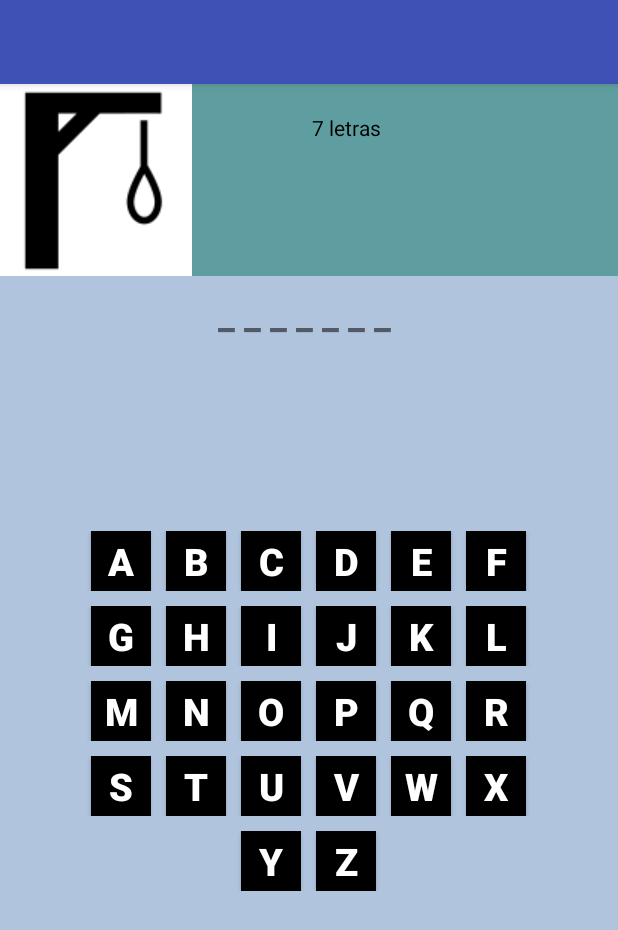
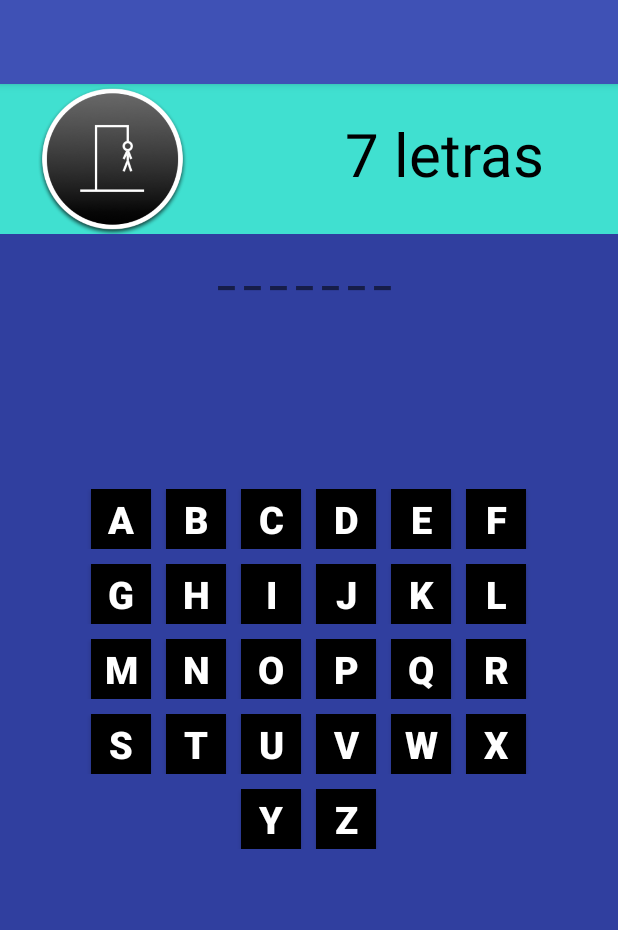
Before and after one commit to DavidBitencourt/Jogo-da-Forca, an Android app: the MainActivity screen opened directly, with no data from a screen before it, on a phone screen of 412 x 824 dp. Shown: the top 930 px of the screen. Run offline under Robolectric (Android 15) with nearby library versions, the phone set to English and light mode, and no system bars.

Commit message:
Segunda commit

```diff
--- a/app/src/main/java/br/com/senaijandira/forca/MainActivity.java
+++ b/app/src/main/java/br/com/senaijandira/forca/MainActivity.java
@@ -46,46 +46,33 @@ public class MainActivity extends AppCompatActivity {
 
     StringBuilder palavraEscondida = new StringBuilder();
 
-
-    // Método que inicia o jogo
     public void iniciarJogo() {
 
 
-        // Criando um Random
         random = new Random();
 
-        // qtdDicas recebe o tamanho do vetor
         qtdDicas = dica.length;
 
-        // indiceDica recebe um indice sorteado do vetor dicas
+
         indiceDica = random.nextInt(qtdDicas);
 
-        // qtdPalavras recebe o tamanho das colunas da matriz
         qtdPalavras = palavra[0].length;
 
-        // indiceSorteio recebe um indice sorteado do vetor
         sortearPalavra = random.nextInt(qtdPalavras);
 
-        // palavraSorteada recebe a palavra referente a linha com indiceDica, coluna com indiceSorteio e com todas as letras maiúsculas
         palavraSorteada = palavra[indiceDica][sortearPalavra].toUpperCase();
 
-        // Loop que conta até o tamanho da palavra sorteada
         for (int i = 0; i < palavraSorteada.length(); i++) {
 
-            // A cada volta do loop, acrescenta um "_ " na palavraEscondida através do método append que concatena strings
             palavraEscondida.append("_ ");
 
         }
 
-        // Exibindo na tela as letras escondidas da palavra
+
         txtPalavra.setText(palavraEscondida.toString());
 
-
-        // Exibindo a quantidade de letras na palavra
         txtLetras.setText(palavraSorteada.length() + " letras");
 
-
-        //iniciar a música
         mediaPlayer = MediaPlayer.create(this, R.raw.super_mario_world);
         mediaPlayer.start();
 
@@ -94,34 +81,24 @@ public class MainActivity extends AppCompatActivity {
     }
 
 
-    // Método que é chamado com o clique dos botões de A-Z
     public void pegarLetra(View view) {
 
-        // botao recebe a view que foi clicada na tela
         Button botao = (Button) view;
 
-        // letra recebe o texto que está no botão clicado
         String letra = botao.getText().toString();
 
-
-        // compararAcertos recebe acertos
         compararAcertos = acertos;
 
-        // Loop que conta até o tamanho da palavra sorteada
         for (int i = 0; i < palavraSorteada.length(); i++) {
 
-            // Verefica se tem a letra clicada na palavra
             if (letra.equals(String.valueOf(palavraSorteada.charAt(i)))) {
 
-                // Se tiver, troca o "_" pela letra digitada e acrescenta 1 nos acertos
-                // i vai ser sempre * 2 para ignorar os espaços em palavraEscondida ao fazer a contagem
                 palavraEscondida.setCharAt(i * 2, letra.charAt(0));
                 acertos += 1;
 
             }
         }
 
-        // Exibe a palavra escondida que vai atualizando
         txtPalavra.setText(palavraEscondida.toString());
 
 
@@ -138,7 +115,7 @@ public class MainActivity extends AppCompatActivity {
         txtPalavra = findViewById(R.id.txtPalavra);
         txtLetras = findViewById(R.id.txtLetras);
         txtDicas = findViewById(R.id.txtDicas);
-
+/*
         btnA = findViewById(R.id.btnA);
         btnB = findViewById(R.id.btnB);
         btnC = findViewById(R.id.btnC);
@@ -164,7 +141,7 @@ public class MainActivity extends AppCompatActivity {
         btnW = findViewById(R.id.btnW);
         btnX = findViewById(R.id.btnX);
         btnY = findViewById(R.id.btnY);
-        btnZ = findViewById(R.id.btnZ);
+        btnZ = findViewById(R.id.btnZ);*/
 
         iniciarJogo();
 
--- a/app/src/main/res/layout/activity_main.xml
+++ b/app/src/main/res/layout/activity_main.xml
@@ -3,20 +3,20 @@
     android:orientation="vertical"
     android:layout_width="match_parent"
     android:layout_height="match_parent"
-    android:background="@color/LightSteelBlue"
+    android:background="@color/colorPrimaryDark"
     >
 
     <LinearLayout
         android:layout_width="match_parent"
         android:layout_height="wrap_content"
         android:orientation="horizontal"
-        android:background="@color/CadetBlue"
+        android:background="@color/Turquoise"
 
         >
 
         <ImageView
-            android:layout_width="wrap_content"
-            android:layout_height="wrap_content"
+            android:layout_width="150dp"
+            android:layout_height="100dp"
             android:src="@drawable/forca"
             android:id="@+id/imgForca"
 
@@ -39,7 +39,8 @@
                 android:layout_height="wrap_content"
                 android:id="@+id/txtLetras"
                 android:textColor="@color/Black"
-                android:layout_marginLeft="80dp"/>
+                android:layout_marginLeft="80dp"
+                android:textSize="40dp"/>
 
 
         </LinearLayout>
```
Also changed, not shown: app/src/main/res/drawable-v24/forca.png.
